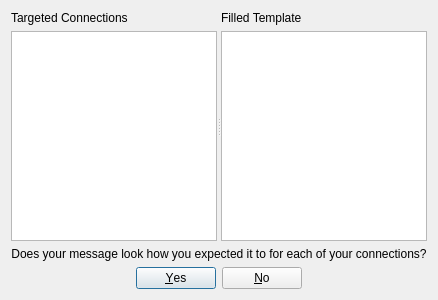
smalbadger/social, file src/gui/ui/messagepreviewdialog.ui: the form before one commit.
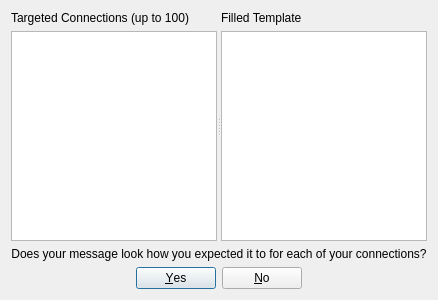
The form after the commit.

Diff of the .ui file:
```diff
--- a/src/gui/ui/messagepreviewdialog.ui
+++ b/src/gui/ui/messagepreviewdialog.ui
@@ -30,7 +30,7 @@
        <item>
         <widget class="QLabel" name="label_2">
          <property name="text">
-          <string>Targeted Connections</string>
+          <string>Targeted Connections (up to 100)</string>
          </property>
         </widget>
        </item>
```
